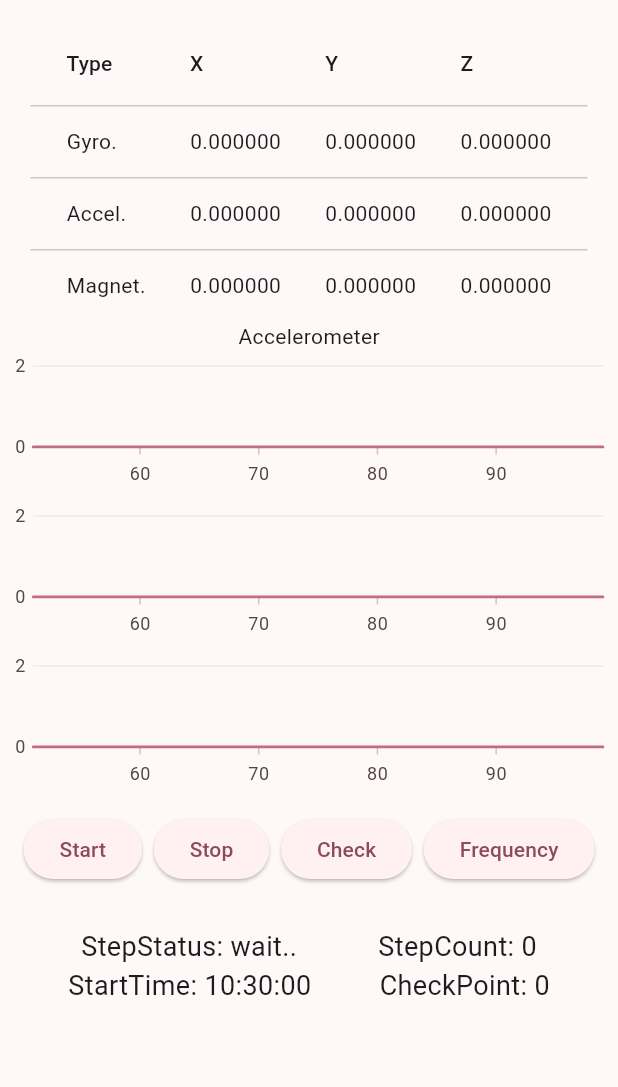
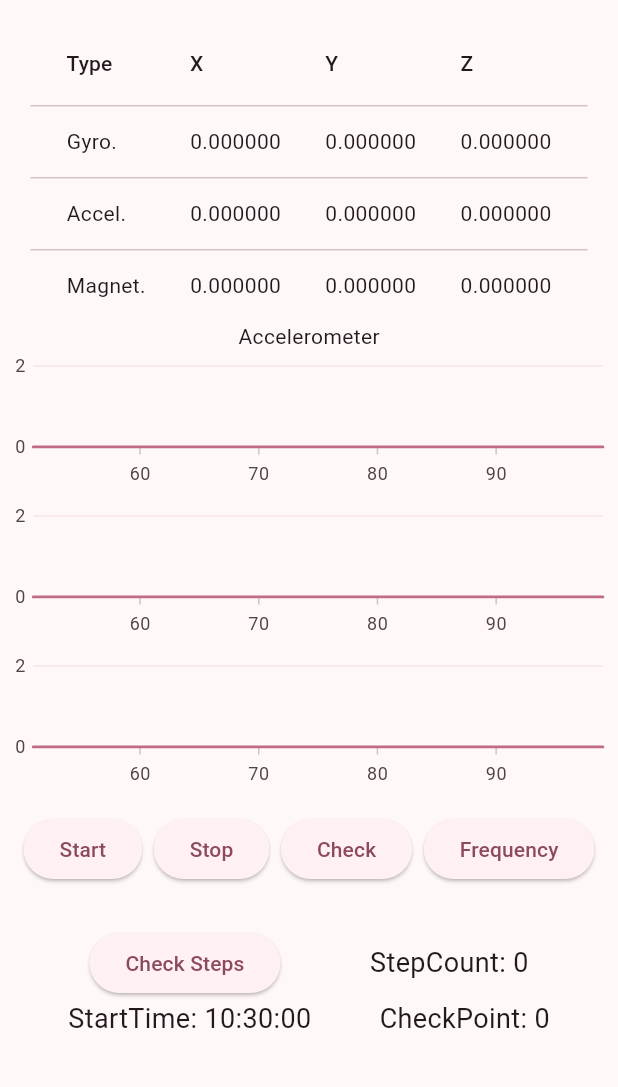
Before and after one commit to waterlemon7z/IMU-Tester, a Flutter app: the screen it shows after launch, after a tap on "Start", on a phone screen of 412 x 824 dp, the part 63-1150 px from its top. Run offline on Flutter 3.47's test engine with Material 3 defaults, Android fonts, the phone set to English and light mode, and no system bars; our stand-ins replace csv, fluttertoast, pedometer, permission_handler, sensors_plus, syncfusion_flutter_charts; missing offline and left inert: jni, jnigen.

Commit message:
[feat] pedometer migration to oxford_step_counter.jar

```diff
--- /dev/null
+++ b/lib/api/api_step_counter.dart
@@ -0,0 +1,24 @@
+import 'package:imu_tester/step_counter.dart';
+import 'package:jni/jni.dart';
+
+class ApiStepCounter
+{
+  JObject activity = JObject.fromReference(Jni.getCurrentActivity());
+  JObject context = JObject.fromReference(Jni.getCachedApplicationContext());
+    final stepCounter = StepCounter(1.0);
+    ApiStepCounter()
+    {
+      stepCounter.start();
+    }
+    void addAccel(int time, double x, double y, double z)
+    {
+
+      JArray<jfloat> arr = [x, y, z] as JArray<jfloat>;
+      print('$x $y $z');
+    stepCounter.processSample(time, arr);
+    }
+    int getStepCounter()
+    {
+     return stepCounter.getSteps();
+  }
+}
--- a/lib/main.dart
+++ b/lib/main.dart
@@ -5,6 +5,7 @@ import 'package:imu_tester/provider/provider_pedometer.dart';
 import 'package:imu_tester/provider/provider_sensor.dart';
 import 'package:permission_handler/permission_handler.dart';
 import 'package:provider/provider.dart';
+import 'package:jnigen/jnigen.dart';
 
 void main() async {
   WidgetsFlutterBinding.ensureInitialized();
--- a/lib/page/page_imu_sensors.dart
+++ b/lib/page/page_imu_sensors.dart
@@ -171,7 +171,7 @@ class IMUPageState extends State<IMUPage> {
                 if (!sensorProvider.isRunning()) {
                   sensorProvider.startRecord(pedometerProvider);
                   setState(() {
-                    _baseStep = pedometerProvider.steps;
+                    // _baseStep = pedometerProvider.steps;
                     _startTime = DateTime.now();
                   });
                 }
@@ -226,12 +226,17 @@ class IMUPageState extends State<IMUPage> {
       Row(
         mainAxisAlignment: MainAxisAlignment.spaceEvenly,
         children: [
-          Text(
-            "StepStatus: ${pedometerProvider.status}",
-            style: const TextStyle(fontSize: 18),
+
+          ElevatedButton(
+            onPressed: () {
+              setState(() {
+                _baseStep= sensorProvider.apiStepCounter.getStepCounter();
+              });
+            },
+            child: const Text("Check Steps"),
           ),
           Text(
-            "StepCount: ${pedometerProvider.steps - _baseStep}",
+            "StepCount: ${_baseStep}",
             style: const TextStyle(fontSize: 18),
           ),
         ],
--- a/lib/provider/provider_sensor.dart
+++ b/lib/provider/provider_sensor.dart
@@ -7,7 +7,11 @@ import 'package:imu_tester/entity/entity_sensor.dart';
 import 'package:imu_tester/provider/provider_pedometer.dart';
 import 'package:sensors_plus/sensors_plus.dart';
 
+import '../api/api_step_counter.dart';
+
 class SensorProvider with ChangeNotifier {
+  final ApiStepCounter apiStepCounter = ApiStepCounter();
+
   final Duration _ignoreDuration = const Duration(milliseconds: 100);
   final Duration _sensorInterval = SensorInterval.normalInterval;
 
@@ -50,7 +54,7 @@ class SensorProvider with ChangeNotifier {
     log("Start Recording");
     _timer = Timer.periodic(Duration(milliseconds: _frequency), (timer) {
       _sensorValueList.add(SensorValue(_sensorEntity, _checkCount, timer.tick, provider.steps - _baseStep));
-      // setState(() {});
+      apiStepCounter.addAccel(timer.tick, _sensorValueList.last.accelerometerX! , _sensorValueList.last.accelerometerY!, _sensorValueList.last.accelerometerZ!);
     });
   }
 
--- a/pubspec.yaml
+++ b/pubspec.yaml
@@ -45,6 +45,7 @@ dependencies:
   # The following adds the Cupertino Icons font to your application.
   # Use with the CupertinoIcons class for iOS style icons.
   cupertino_icons: ^1.0.6
+  jni: ^0.8.0
 
 dev_dependencies:
   flutter_test:
@@ -56,6 +57,7 @@ dev_dependencies:
   # package. See that file for information about deactivating specific lint
   # rules and activating additional ones.
   flutter_lints: ^3.0.0
+  jnigen: ^0.8.0
 
 # For information on the generic Dart part of this file, see the
 # following page: https://dart.dev/tools/pub/pubspec
```
Also changed, not shown: jnigen.yaml (added, +19 -0 lines), pubspec.lock, 4 other files.
